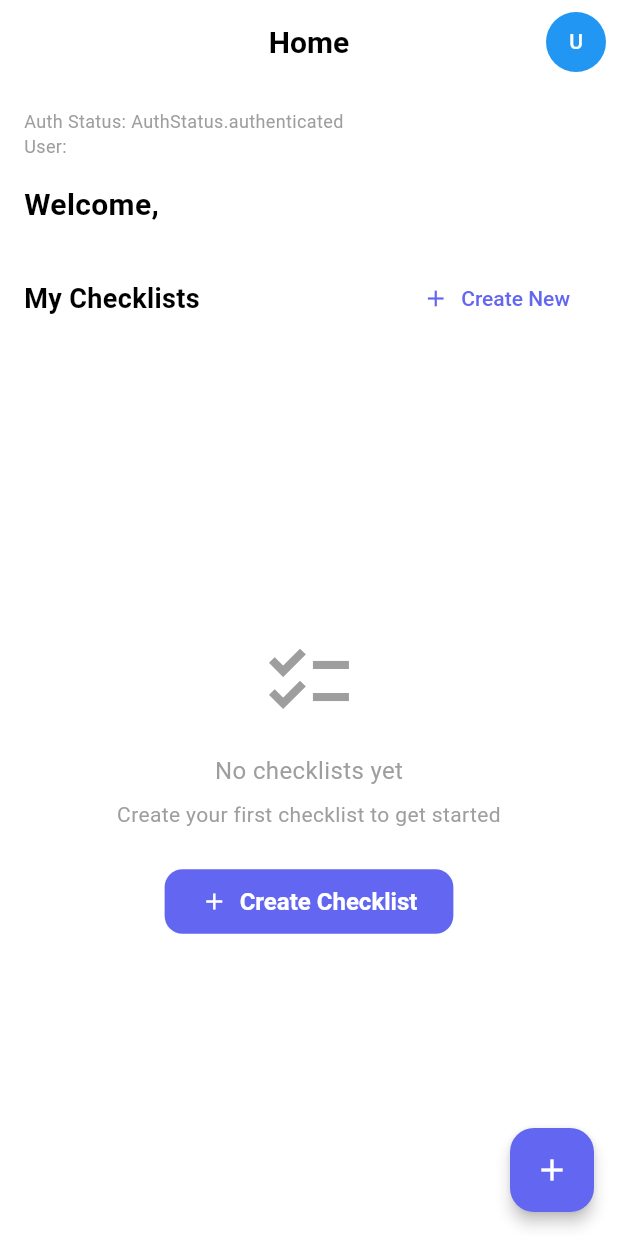
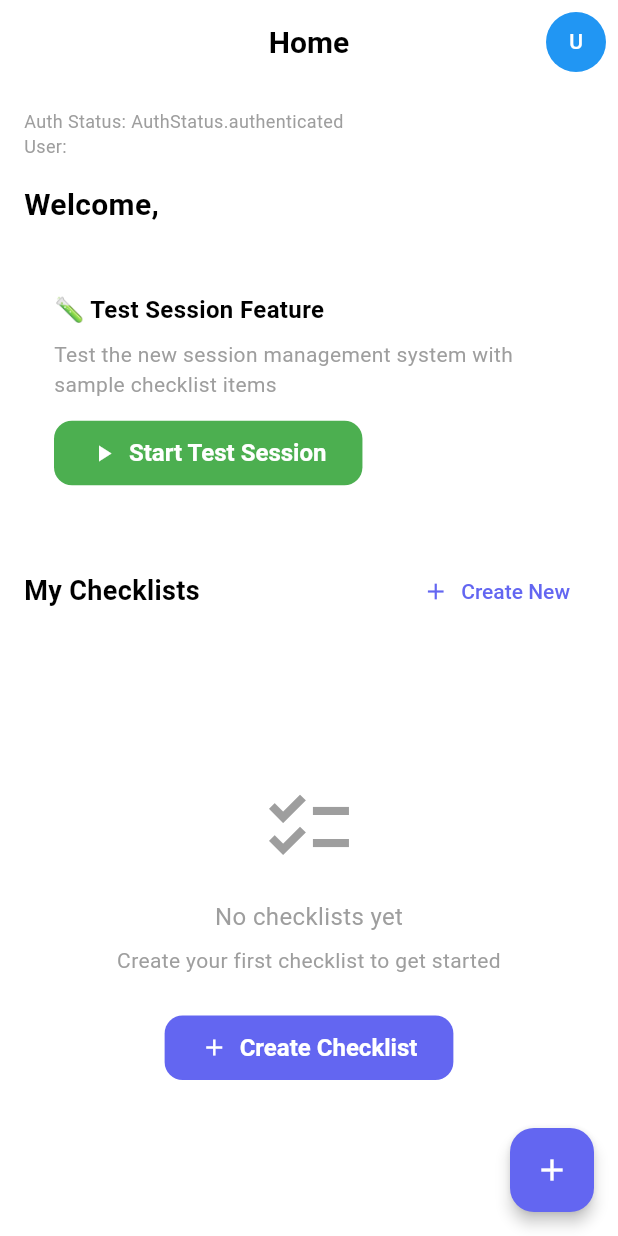
Before and after one commit to karstdiver/checklister, a Flutter app: the screen it shows once a user with an empty profile is signed in, on a phone screen of 412 x 824 dp. Run offline on Flutter 3.47's test engine with Material 3 defaults, Android fonts, the phone set to English and light mode, and no system bars; our stand-ins replace cloud_firestore, easy_localization, firebase_analytics, firebase_auth, firebase_core, firebase_storage and 5 more; missing offline and left inert: firebase_app_check; accounts and stored records are empty; generated files the repository leaves out were written again.

Commit message:
feat: Add test session button to home screen
- Add test button to easily test session management feature
- Include sample checklist items for testing
- Integrate session screen with existing navigation
- Provide quick access to session functionality for development

```diff
--- a/app/lib/features/checklists/presentation/home_screen.dart
+++ b/app/lib/features/checklists/presentation/home_screen.dart
@@ -6,6 +6,8 @@ import '../../../shared/widgets/logout_dialog.dart';
 import '../../../core/services/analytics_service.dart';
 import 'package:cloud_firestore/cloud_firestore.dart';
 import 'package:firebase_auth/firebase_auth.dart';
+import '../../sessions/domain/session_state.dart';
+import '../../sessions/presentation/session_screen.dart';
 
 class HomeScreen extends ConsumerWidget {
   const HomeScreen({super.key});
@@ -154,6 +156,41 @@ class HomeScreen extends ConsumerWidget {
             _buildWelcomeText(currentUser),
             const SizedBox(height: 24),
 
+            // Test Session Feature Button
+            Card(
+              child: Padding(
+                padding: const EdgeInsets.all(16.0),
+                child: Column(
+                  crossAxisAlignment: CrossAxisAlignment.start,
+                  children: [
+                    Text(
+                      '🧪 Test Session Feature',
+                      style: const TextStyle(
+                        fontSize: 16,
+                        fontWeight: FontWeight.bold,
+                      ),
+                    ),
+                    const SizedBox(height: 8),
+                    Text(
+                      'Test the new session management system with sample checklist items',
+                      style: const TextStyle(fontSize: 14, color: Colors.grey),
+                    ),
+                    const SizedBox(height: 12),
+                    ElevatedButton.icon(
+                      onPressed: () => _startTestSession(context),
+                      icon: const Icon(Icons.play_arrow),
+                      label: const Text('Start Test Session'),
+                      style: ElevatedButton.styleFrom(
+                        backgroundColor: Colors.green,
+                        foregroundColor: Colors.white,
+                      ),
+                    ),
+                  ],
+                ),
+              ),
+            ),
+            const SizedBox(height: 24),
+
             // Checklists section
             Row(
               mainAxisAlignment: MainAxisAlignment.spaceBetween,
@@ -225,4 +262,43 @@ class HomeScreen extends ConsumerWidget {
       ),
     );
   }
+
+  void _startTestSession(BuildContext context) {
+    // Create sample checklist items for testing
+    final testItems = [
+      ChecklistItem(
+        id: 'item_1',
+        text: 'Check engine oil level',
+        status: ItemStatus.pending,
+      ),
+      ChecklistItem(
+        id: 'item_2',
+        text: 'Inspect brake fluid',
+        status: ItemStatus.pending,
+      ),
+      ChecklistItem(
+        id: 'item_3',
+        text: 'Test windshield wipers',
+        status: ItemStatus.pending,
+      ),
+      ChecklistItem(
+        id: 'item_4',
+        text: 'Check tire pressure',
+        status: ItemStatus.pending,
+      ),
+      ChecklistItem(
+        id: 'item_5',
+        text: 'Verify all lights are working',
+        status: ItemStatus.pending,
+      ),
+    ];
+
+    Navigator.push(
+      context,
+      MaterialPageRoute(
+        builder: (context) =>
+            SessionScreen(checklistId: 'test_checklist', items: testItems),
+      ),
+    );
+  }
 }
```
